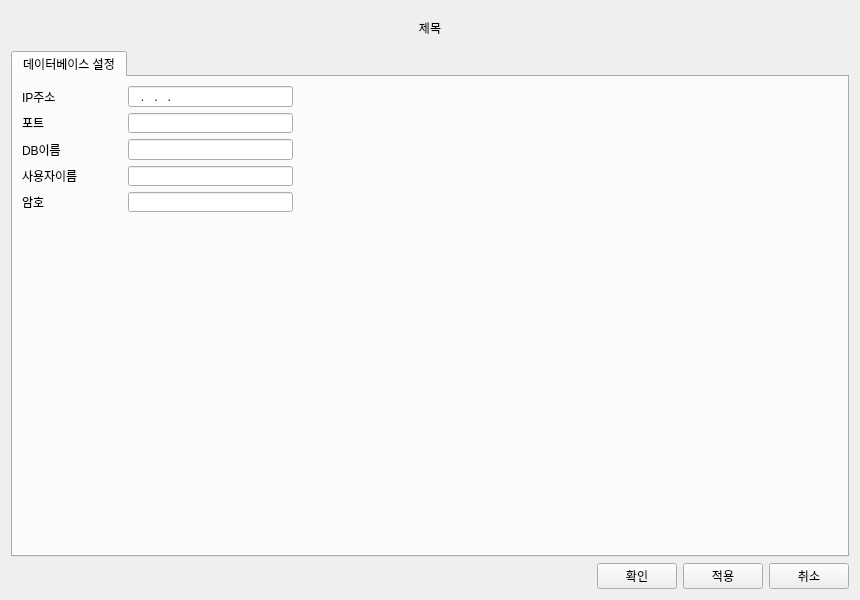
Before: the Qt Designer form configration_form.ui in LeeChiWon/QCClient, drawn with Qt 5.
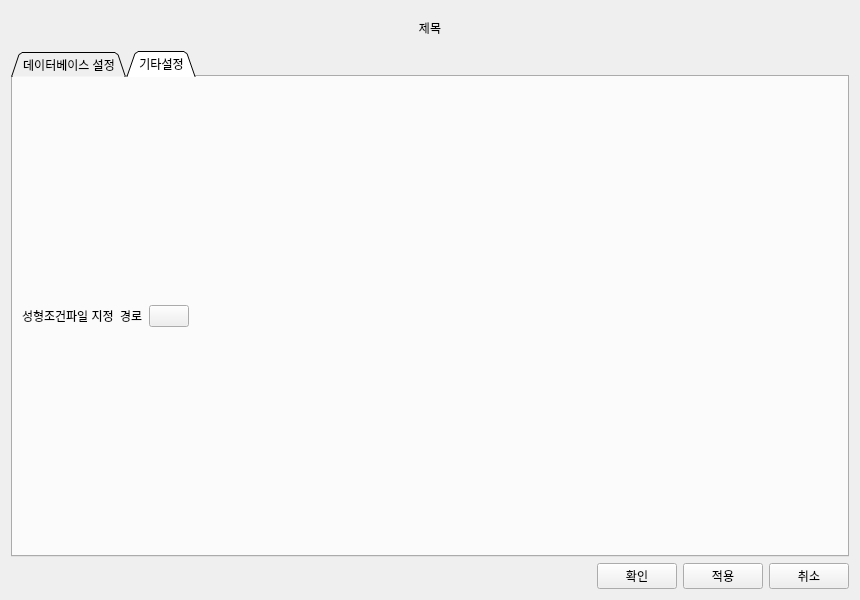
After: the same form once the commit is applied. Icons and pictures are not drawn.

The edit to the form file:
```diff
--- a/configration_form.ui
+++ b/configration_form.ui
@@ -23,22 +23,24 @@
      <property name="tabPosition">
       <enum>QTabWidget::North</enum>
      </property>
+     <property name="tabShape">
+      <enum>QTabWidget::Triangular</enum>
+     </property>
      <property name="currentIndex">
-      <number>0</number>
+      <number>1</number>
      </property>
      <widget class="QWidget" name="tab">
       <attribute name="title">
        <string>데이터베이스 설정</string>
       </attribute>
-      <widget class="QWidget" name="layoutWidget">
-       <property name="geometry">
-        <rect>
-         <x>9</x>
-         <y>9</y>
-         <width>821</width>
-         <height>126</height>
-        </rect>
-       </property>
+      <layout class="QGridLayout" name="gridLayout_6">
+       <item row="1" column="0">
+        <layout class="QGridLayout" name="gridLayout_7"/>
+       </item>
+       <item row="2" column="0">
+        <layout class="QGridLayout" name="gridLayout_8"/>
+       </item>
+       <item row="0" column="0">
        <layout class="QGridLayout" name="gridLayout_2" columnstretch="1,6,20">
         <item row="2" column="0">
          <widget class="QLabel" name="label_DBName">
@@ -148,7 +150,69 @@
          </spacer>
         </item>
        </layout>
-      </widget>
+       </item>
+       <item row="3" column="0">
+        <layout class="QGridLayout" name="gridLayout_9"/>
+       </item>
+      </layout>
+     </widget>
+     <widget class="QWidget" name="tab_2">
+      <attribute name="title">
+       <string>기타설정</string>
+      </attribute>
+      <layout class="QGridLayout" name="gridLayout_5">
+       <item row="0" column="0">
+        <layout class="QGridLayout" name="gridLayout_4">
+         <item row="0" column="3">
+          <spacer name="horizontalSpacer_5">
+           <property name="orientation">
+            <enum>Qt::Horizontal</enum>
+           </property>
+           <property name="sizeHint" stdset="0">
+            <size>
+             <width>40</width>
+             <height>20</height>
+            </size>
+           </property>
+          </spacer>
+         </item>
+         <item row="0" column="1">
+          <widget class="QLabel" name="label_2">
+           <property name="text">
+            <string>경로</string>
+           </property>
+          </widget>
+         </item>
+         <item row="0" column="2">
+          <widget class="QPushButton" name="pushButton">
+           <property name="text">
+            <string/>
+           </property>
+           <property name="icon">
+            <iconset resource="qcclientresource.qrc">
+             <normaloff>:/Image/Image/Folder.png</normaloff>:/Image/Image/Folder.png</iconset>
+           </property>
+          </widget>
+         </item>
+         <item row="0" column="0">
+          <widget class="QLabel" name="label">
+           <property name="text">
+            <string>성형조건파일 지정</string>
+           </property>
+          </widget>
+         </item>
+         <item row="1" column="0" colspan="4">
+          <layout class="QGridLayout" name="gridLayout_13"/>
+         </item>
+        </layout>
+       </item>
+       <item row="1" column="0">
+        <layout class="QGridLayout" name="gridLayout_12"/>
+       </item>
+       <item row="2" column="0">
+        <layout class="QGridLayout" name="gridLayout_10"/>
+       </item>
+      </layout>
      </widget>
     </widget>
    </item>
```
Lines whose indentation alone changed are shown as unchanged.
